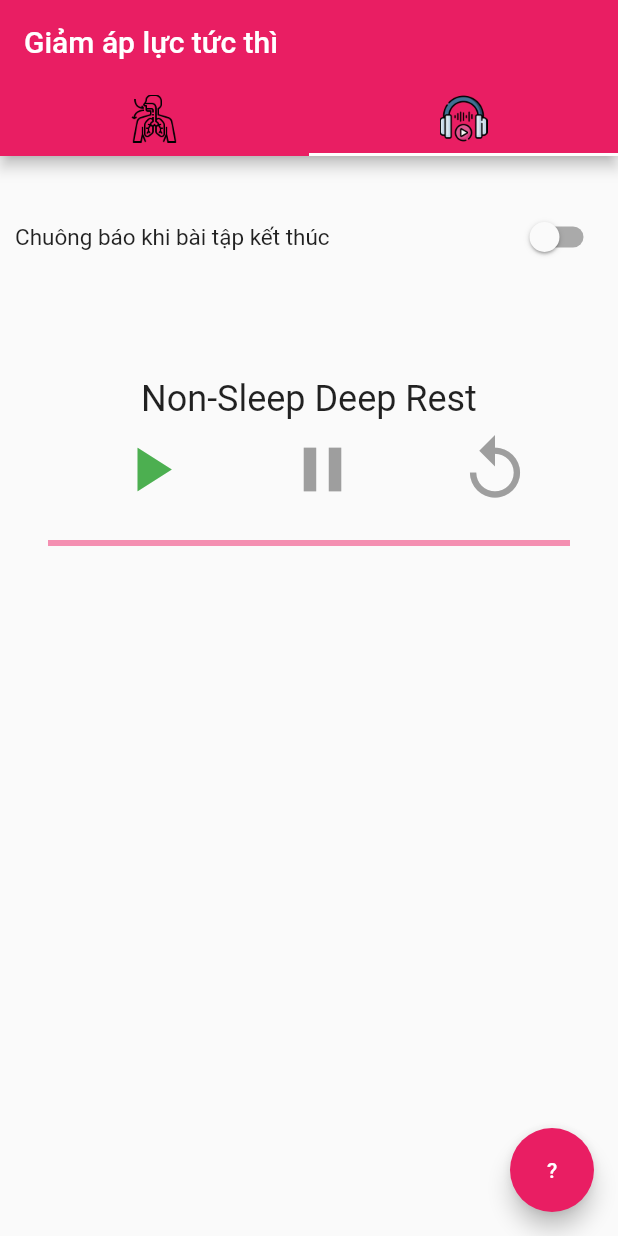
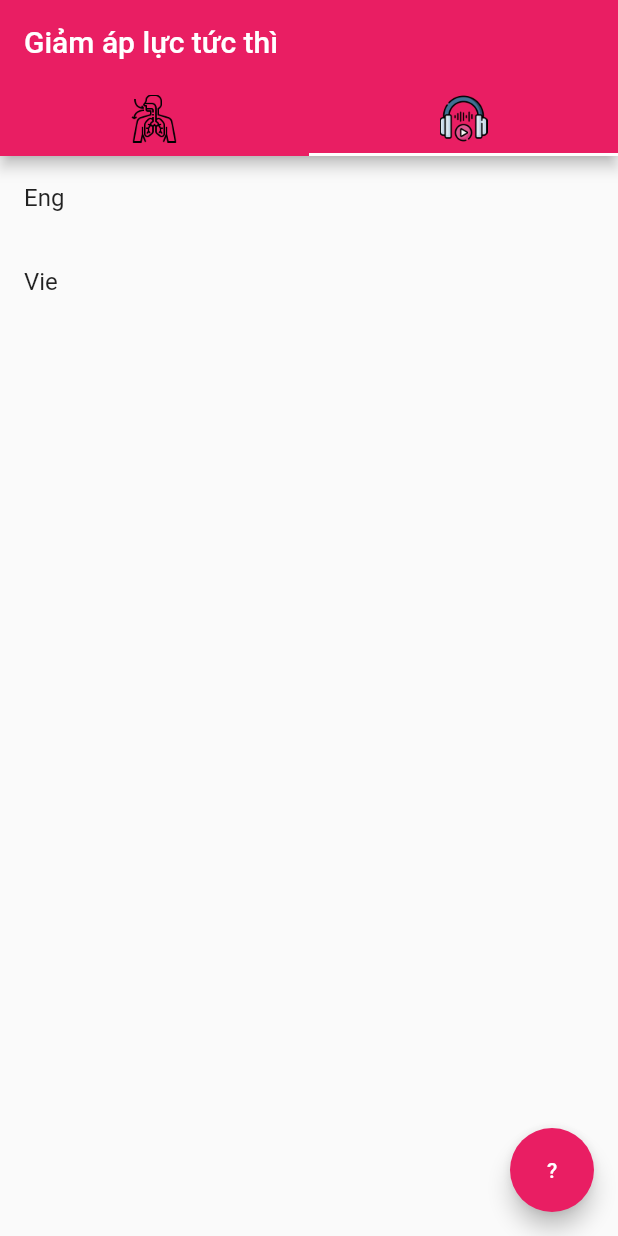
Before and after one commit to thivux/cp22_stress, a Flutter app: the screen it shows after launch, tab 2 chosen, on a phone screen of 412 x 824 dp. Run offline on Flutter 3.47's test engine with Material 2 defaults, Android fonts, the phone set to English and light mode, and no system bars; our stand-ins replace audioplayers.

Commit message:
add nsdr listview

```diff
--- a/lib/main.dart
+++ b/lib/main.dart
@@ -38,10 +38,10 @@ class FirstPageApp extends StatelessWidget {
               tabs: myTabs,
             ),
           ),
-          body: const TabBarView(
+          body: TabBarView(
             children: [
               Bubble(),
-              NSDR(),
+              NSDRList(),
             ],
           ),
         ),
--- a/lib/nsdr.dart
+++ b/lib/nsdr.dart
@@ -1,126 +1,34 @@
-import 'dart:async';
-
-import 'package:audioplayers/audioplayers.dart';
-import 'package:flutter/cupertino.dart';
+import 'package:cp22_health_app/nsdr_player.dart';
 import 'package:flutter/material.dart';
-import 'audio_player.dart';
-import 'alarm.dart';
 
 void main() {
-  runApp(const MaterialApp(
-    home: NSDR(),
+  runApp(MaterialApp(
+    home: NSDRList(),
   ));
 }
 
-class NSDR extends StatefulWidget {
-  const NSDR({Key? key}) : super(key: key);
-
-  @override
-  State<StatefulWidget> createState() {
-    return NSDRState();
-  }
-}
-
-class NSDRState extends State<NSDR> {
-  static const iconSize = 50.0;
-
-  final nsdrPlayer = AudioAssetPlayer('nsdr.mp3');
-  // final nsdrPlayer = AudioAssetPlayer('alarm.wav');
-  AudioAssetPlayer alarmPlayer = AudioAssetPlayer('alarm.wav');
-
-  // stuff need getting update: state & progress
-  late final StreamSubscription progressSubscription;
-  late final StreamSubscription stateSubscription;
-
-  double progress = 0.0;
-  PlayerState state = PlayerState.STOPPED;
-
-  late final Future initFuture;
-
-  @override
-  void initState() {
-    initFuture = nsdrPlayer.init().then((_) {
-      alarmPlayer.init();
-      progressSubscription =
-          nsdrPlayer.progressStream.listen((p) => setState(() => progress = p));
-      stateSubscription =
-          nsdrPlayer.stateStream.listen((s) => setState(() => state = s));
-      // print('fuck you: ' + progress.toString()); -> only gets called once
-    });
-    super.initState();
-  }
-
-  @override
-  void dispose() {
-    nsdrPlayer.dispose();
-    alarmPlayer.dispose();
-    super.dispose();
-  }
-
-  AlarmSwitch alarmSwitch = AlarmSwitch();
-
-  // print('alarm being called');
+class NSDRList extends StatelessWidget {
+  final List<String> items = ['Eng', 'Vie'];
+  final List<String> files = ['Entrelosdos.mp3', 'nsdr_adjusted_2.mp3'];
 
   @override
   Widget build(BuildContext context) {
     return Scaffold(
-      // backgroundColor: Colors.blue[100],
-      body: Container(
-        height: 500,
-        width: 500,
-        child: Column(
-          mainAxisAlignment: MainAxisAlignment.start,
-          children: [
-            const Padding(
-              padding: EdgeInsets.all(10),
-            ),
-            Container(
-              padding: const EdgeInsets.all(10.0),
-              child: alarmSwitch,
-            ),
-            const Padding(padding: EdgeInsets.all(30)),
-            FutureBuilder<void>(
-              future: initFuture,
-              builder: (context, snapshot) {
-                if (snapshot.connectionState != ConnectionState.done) {
-                  return const Text('loading');
-                }
-
-                Text('alarm on: ' + alarmSwitch.alarmOn.toString());
-                // -> this gets updated constantly
-                if (state == PlayerState.COMPLETED) {
-                  const Text('completed');
-                  if (alarmSwitch.alarmOn == true) {
-                    alarmPlayer.play();
-                  }
-                }
-                return Column(
-                  mainAxisAlignment: MainAxisAlignment.center,
-                  mainAxisSize: MainAxisSize.min,
-                  children: [
-                    Text('Non-Sleep Deep Rest',
-                        style: Theme.of(context).textTheme.headline5),
-                    Row(
-                      mainAxisAlignment: MainAxisAlignment.spaceEvenly,
-                      children: [
-                        buildPlayButton(),
-                        buildPauseButton(),
-                        buildResetButton(),
-                      ],
-                    ),
-                    Padding(
-                      padding: EdgeInsets.all(32.0),
-                      child: LinearProgressIndicator(
-                        value: progress,
-                      ),
-                    ),
-                  ],
-                );
-              },
-            ),
-          ],
-          // child:
-        ),
+      body: ListView.builder(
+        itemCount: items.length,
+        itemBuilder: (context, index) {
+          return ListTile(
+            title: Text('${items[index]}'),
+            // When the child is tapped, show a snackbar.
+            onTap: () {
+              Navigator.push(
+                context,
+                MaterialPageRoute(
+                    builder: (context) => NSDR(fileName: files[index])),
+              );
+            },
+          );
+        },
       ),
       floatingActionButton: FloatingActionButton(
         onPressed: () {
@@ -129,67 +37,6 @@ class NSDRState extends State<NSDR> {
         child: const Text('?'),
       ),
     );
-  }
-
-  Widget buildPlayButton() {
-    if (state == PlayerState.PLAYING) {
-      return const IconButton(
-          onPressed: null,
-          icon: Icon(
-            Icons.play_arrow,
-            color: Colors.grey,
-            size: iconSize,
-          ));
-    }
-
-    return IconButton(
-        onPressed: nsdrPlayer.play,
-        icon: const Icon(
-          Icons.play_arrow,
-          color: Colors.green,
-          size: iconSize,
-        ));
-  }
-
-  Widget buildPauseButton() {
-    if (state == PlayerState.PLAYING) {
-      return IconButton(
-          onPressed: nsdrPlayer.pause,
-          icon: const Icon(
-            Icons.pause,
-            color: Colors.green,
-            size: iconSize,
-          ));
-    }
-    // if (state == PlayerState.PAUSED) {
-    return const IconButton(
-        onPressed: null,
-        icon: Icon(
-          Icons.pause,
-          color: Colors.grey,
-          size: iconSize,
-        ));
-    // }
-  }
-
-  Widget buildResetButton() {
-    if (state == PlayerState.STOPPED) {
-      return const IconButton(
-          onPressed: null,
-          icon: Icon(
-            Icons.replay,
-            color: Colors.grey,
-            size: iconSize,
-          ));
-    }
-
-    return IconButton(
-        onPressed: nsdrPlayer.reset,
-        icon: const Icon(
-          Icons.replay,
-          color: Colors.green,
-          size: iconSize,
-        ));
   }
 
   createDialog(BuildContext context) {
@@ -202,9 +49,9 @@ class NSDRState extends State<NSDR> {
               height: 350,
               child: Center(
                 child: Container(
-                  padding: EdgeInsets.all(10.0),
-                  child: Text(
-                    '- Hướng dẫn: lắng nghe và làm theo chỉ dẫn trong đoạn ghi âm \n\n- Tác dụng: giúp bạn thư giãn nhanh và sâu, dễ dàng chìm vào giấc ngủ hoặc ngủ trở lại nếu thức dậy giữa chừng lúc nửa đêm, có thể dùng để thay thế giấc ngủ đã mất\n',
+                  padding: const EdgeInsets.all(10.0),
+                  child: const Text(
+                    '- Lắng nghe và làm theo chỉ dẫn trong đoạn ghi âm \n\n- Tác dụng: giúp bạn thư giãn nhanh và sâu, dễ dàng chìm vào giấc ngủ hoặc ngủ trở lại nếu thức dậy giữa chừng lúc nửa đêm, có thể dùng để thay thế giấc ngủ đã mất\n',
                     // '- Nguồn khoa học nghiên cứu (trích): published by Front Psychiatry (https://www.ncbi.nlm.nih.gov/pmc/articles/PMC6361823/)',
                     style: TextStyle(
                       fontSize: 19,
--- a/lib/nsdr_player.dart
+++ b/lib/nsdr_player.dart
@@ -5,14 +5,18 @@ import 'package:flutter/cupertino.dart';
 import 'package:flutter/material.dart';
 import 'audio_player.dart';
 
-void main() {
-  runApp(const MaterialApp(
-    home: NSDR(),
-  ));
-}
+// void main() {
+//   runApp(const MaterialApp(
+//     home: NSDR(),
+//   ));
+// }
 
 class NSDR extends StatefulWidget {
-  const NSDR({Key? key}) : super(key: key);
+  final String fileName;
+
+  // NSDR (this.fileName);
+
+  const NSDR({Key? key, required this.fileName}) : super(key: key);
 
   @override
   State<StatefulWidget> createState() {
@@ -25,7 +29,8 @@ class NSDRState extends State<NSDR> {
   bool alarmOn = false;
   bool backgroundMusicOn = true;
 
-  final nsdrPlayer = AudioAssetPlayer('nsdr.mp3');
+  late final nsdrPlayer = AudioAssetPlayer(widget.fileName);
+
   AudioAssetPlayer alarmPlayer = AudioAssetPlayer('alarm.wav');
 
   // stuff need getting update: state & progress
@@ -64,7 +69,6 @@ class NSDRState extends State<NSDR> {
   Widget build(BuildContext context) {
     final screenWidth = MediaQuery.of(context).size.width;
 
-
     return Scaffold(
       body: Container(
         decoration: const BoxDecoration(
@@ -86,7 +90,7 @@ class NSDRState extends State<NSDR> {
                     Icons.close_rounded,
                     color: Colors.white70,
                   ),
-                  onPressed: null,
+                  onPressed: () => Navigator.of(context).pop(),
                 ),
               ),
               FutureBuilder<void>(
@@ -136,18 +140,21 @@ class NSDRState extends State<NSDR> {
                           },
                           icon: Icon(
                             Icons.surround_sound_outlined,
-                            color: backgroundMusicOn ? Colors.white : Colors.white54,
+                            color: backgroundMusicOn
+                                ? Colors.white
+                                : Colors.white54,
                           ),
                         ),
                         Text(
                           "Nhạc nền",
                           style: TextStyle(
-                            color: backgroundMusicOn ? Colors.white : Colors.white54,
+                            color: backgroundMusicOn
+                                ? Colors.white
+                                : Colors.white54,
                           ),
                         ),
                       ],
                     ),
-
                     Column(
                       children: [
                         IconButton(
```
Also changed, not shown: 1 other file.
